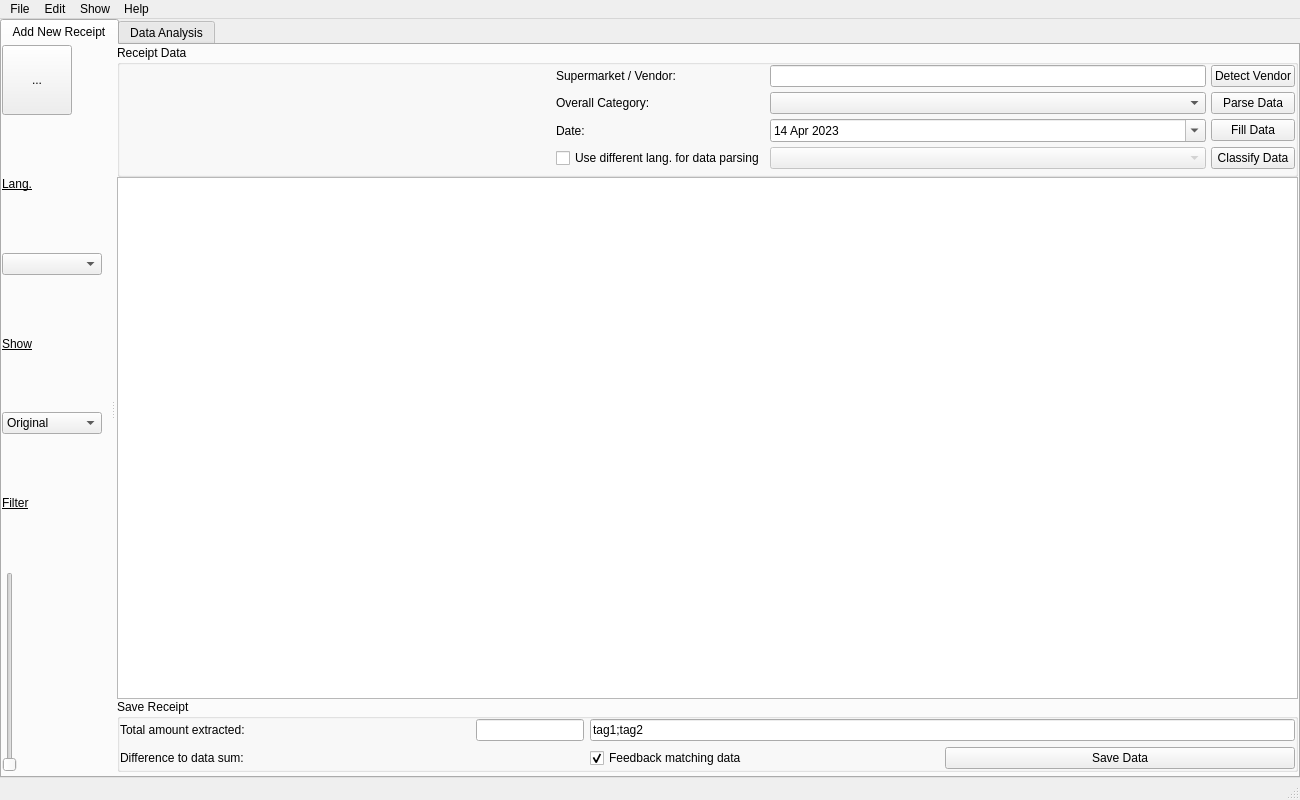
The window that pybudgetbook/ui/main_gui.ui (max3-2/pybudgetbook) describes before a commit, drawn with Qt 5.
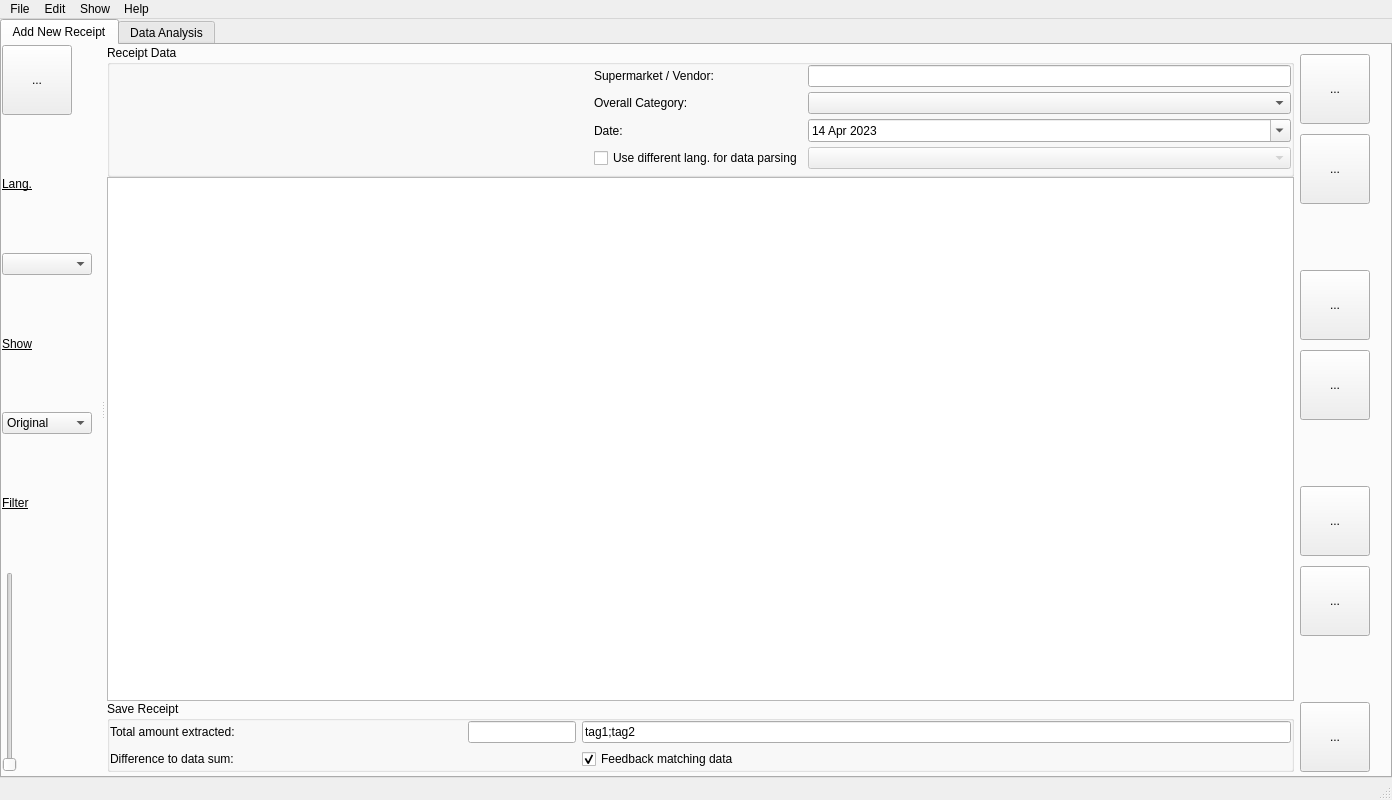
The same window after the commit. Icons and pictures are not drawn. Custom widgets are drawn as their Qt base class.

Commit message: Right side button bar

The edit to the form file:
```diff
--- a/pybudgetbook/ui/main_gui.ui
+++ b/pybudgetbook/ui/main_gui.ui
@@ -6,7 +6,7 @@
    <rect>
     <x>0</x>
     <y>0</y>
-    <width>1300</width>
+    <width>1392</width>
     <height>800</height>
    </rect>
   </property>
@@ -81,8 +81,8 @@
           </property>
           <property name="minimumSize">
            <size>
-            <width>100</width>
-            <height>70</height>
+            <width>90</width>
+            <height>0</height>
            </size>
           </property>
           <property name="frameShape">
@@ -359,6 +359,49 @@
                    <property name="spacing">
                     <number>5</number>
                    </property>
+                   <item row="1" column="2">
+                    <widget class="QComboBox" name="comboBox_overalCat"/>
+                   </item>
+                   <item row="4" column="1">
+                    <widget class="QCheckBox" name="checkBox_useDiffParsingLang">
+                     <property name="toolTip">
+                      <string>&lt;html&gt;&lt;head/&gt;&lt;body&gt;&lt;p&gt;This can be used to use a different language to parse the extracted string and group match the data. Examples are parsing a receipt in french or english from a vacation but adding and matching the data to the german patterns. &lt;span style=&quot; font-weight:700; color:#ca4d69;&quot;&gt;Warning:&lt;/span&gt; This can make your patterns slightly obscure!&lt;/p&gt;&lt;/body&gt;&lt;/html&gt;</string>
+                     </property>
+                     <property name="text">
+                      <string>Use different lang. for data parsing</string>
+                     </property>
+                    </widget>
+                   </item>
+                   <item row="0" column="2">
+                    <widget class="QLineEdit" name="lineEdit_marketVendor"/>
+                   </item>
+                   <item row="4" column="0">
+                    <spacer name="horizontalSpacer_3">
+                     <property name="orientation">
+                      <enum>Qt::Horizontal</enum>
+                     </property>
+                     <property name="sizeHint" stdset="0">
+                      <size>
+                       <width>40</width>
+                       <height>20</height>
+                      </size>
+                     </property>
+                    </spacer>
+                   </item>
+                   <item row="1" column="1">
+                    <widget class="QLabel" name="label_overallCat">
+                     <property name="text">
+                      <string>Overall Category:</string>
+                     </property>
+                    </widget>
+                   </item>
+                   <item row="4" column="2">
+                    <widget class="QComboBox" name="comboBox_diffParsingLang">
+                     <property name="enabled">
+                      <bool>false</bool>
+                     </property>
+                    </widget>
+                   </item>
                    <item row="2" column="2">
                     <widget class="QDateEdit" name="dateEdit_shopDate">
                      <property name="dateTime">
@@ -413,26 +456,6 @@
                      </property>
                     </widget>
                    </item>
-                   <item row="1" column="1">
-                    <widget class="QLabel" name="label_overallCat">
-                     <property name="text">
-                      <string>Overall Category:</string>
-                     </property>
-                    </widget>
-                   </item>
-                   <item row="4" column="2">
-                    <widget class="QComboBox" name="comboBox_diffParsingLang">
-                     <property name="enabled">
-                      <bool>false</bool>
-                     </property>
-                    </widget>
-                   </item>
-                   <item row="1" column="2">
-                    <widget class="QComboBox" name="comboBox_overalCat"/>
-                   </item>
-                   <item row="0" column="2">
-                    <widget class="QLineEdit" name="lineEdit_marketVendor"/>
-                   </item>
                    <item row="0" column="1">
                     <widget class="QLabel" name="label_marketVendor">
                      <property name="text">
@@ -440,19 +463,6 @@
                      </property>
                     </widget>
                    </item>
-                   <item row="4" column="0">
-                    <spacer name="horizontalSpacer_3">
-                     <property name="orientation">
-                      <enum>Qt::Horizontal</enum>
-                     </property>
-                     <property name="sizeHint" stdset="0">
-                      <size>
-                       <width>40</width>
-                       <height>20</height>
-                      </size>
-                     </property>
-                    </spacer>
-                   </item>
                    <item row="2" column="1">
                     <widget class="QLabel" name="label_shopDate">
                      <property name="text">
@@ -460,44 +470,6 @@
                      </property>
                     </widget>
                    </item>
-                   <item row="0" column="3">
-                    <widget class="QPushButton" name="pushButton_detectVendor">
-                     <property name="text">
-                      <string>Detect Vendor</string>
-                     </property>
-                    </widget>
-                   </item>
-                   <item row="4" column="1">
-                    <widget class="QCheckBox" name="checkBox_useDiffParsingLang">
-                     <property name="toolTip">
-                      <string>&lt;html&gt;&lt;head/&gt;&lt;body&gt;&lt;p&gt;This can be used to use a different language to parse the extracted string and group match the data. Examples are parsing a receipt in french or english from a vacation but adding and matching the data to the german patterns. &lt;span style=&quot; font-weight:700; color:#ca4d69;&quot;&gt;Warning:&lt;/span&gt; This can make your patterns slightly obscure!&lt;/p&gt;&lt;/body&gt;&lt;/html&gt;</string>
-                     </property>
-                     <property name="text">
-                      <string>Use different lang. for data parsing</string>
-                     </property>
-                    </widget>
-                   </item>
-                   <item row="4" column="3">
-                    <widget class="QPushButton" name="pushButton_reClassify">
-                     <property name="text">
-                      <string>Classify Data</string>
-                     </property>
-                    </widget>
-                   </item>
-                   <item row="1" column="3">
-                    <widget class="QPushButton" name="pushButton_parseData">
-                     <property name="text">
-                      <string>Parse Data</string>
-                     </property>
-                    </widget>
-                   </item>
-                   <item row="2" column="3">
-                    <widget class="QPushButton" name="pushButton_fillData">
-                     <property name="text">
-                      <string>Fill Data</string>
-                     </property>
-                    </widget>
-                   </item>
                   </layout>
                  </item>
                 </layout>
@@ -577,13 +549,6 @@
                      </property>
                     </widget>
                    </item>
-                   <item row="1" column="3">
-                    <widget class="QPushButton" name="pushButton_saveData">
-                     <property name="text">
-                      <string>Save Data</string>
-                     </property>
-                    </widget>
-                   </item>
                    <item row="1" column="1">
                     <widget class="QLabel" name="label_totalAmountDataValue">
                      <property name="text">
@@ -619,6 +584,172 @@
           </widget>
          </widget>
         </item>
+        <item>
+         <widget class="QFrame" name="frame_buttonsMainRight">
+          <property name="sizePolicy">
+           <sizepolicy hsizetype="Fixed" vsizetype="Preferred">
+            <horstretch>0</horstretch>
+            <verstretch>0</verstretch>
+           </sizepolicy>
+          </property>
+          <property name="minimumSize">
+           <size>
+            <width>90</width>
+            <height>0</height>
+           </size>
+          </property>
+          <property name="frameShape">
+           <enum>QFrame::NoFrame</enum>
+          </property>
+          <property name="frameShadow">
+           <enum>QFrame::Raised</enum>
+          </property>
+          <layout class="QVBoxLayout" name="verticalLayout_3">
+           <property name="spacing">
+            <number>10</number>
+           </property>
+           <property name="leftMargin">
+            <number>0</number>
+           </property>
+           <property name="rightMargin">
+            <number>0</number>
+           </property>
+           <property name="bottomMargin">
+            <number>0</number>
+           </property>
+           <item>
+            <widget class="ModernButton" name="modernButton_detectVendor">
+             <property name="minimumSize">
+              <size>
+               <width>70</width>
+               <height>70</height>
+              </size>
+             </property>
+             <property name="text">
+              <string>...</string>
+             </property>
+            </widget>
+           </item>
+           <item>
+            <widget class="ModernButton" name="modernButton_parseData">
+             <property name="minimumSize">
+              <size>
+               <width>70</width>
+               <height>70</height>
+              </size>
+             </property>
+             <property name="text">
+              <string>...</string>
+             </property>
+            </widget>
+           </item>
+           <item>
+            <spacer name="verticalSpacer_3">
+             <property name="orientation">
+              <enum>Qt::Vertical</enum>
+             </property>
+             <property name="sizeHint" stdset="0">
+              <size>
+               <width>20</width>
+               <height>40</height>
+              </size>
+             </property>
+            </spacer>
+           </item>
+           <item>
+            <widget class="ModernButton" name="modernButton_addRow">
+             <property name="minimumSize">
+              <size>
+               <width>70</width>
+               <height>70</height>
+              </size>
+             </property>
+             <property name="text">
+              <string>...</string>
+             </property>
+            </widget>
+           </item>
+           <item>
+            <widget class="ModernButton" name="modernButton_removeRow">
+             <property name="minimumSize">
+              <size>
+               <width>70</width>
+               <height>70</height>
+              </size>
+             </property>
+             <property name="text">
+              <string>...</string>
+             </property>
+            </widget>
+           </item>
+           <item>
+            <spacer name="verticalSpacer">
+             <property name="orientation">
+              <enum>Qt::Vertical</enum>
+             </property>
+             <property name="sizeHint" stdset="0">
+              <size>
+               <width>20</width>
+               <height>40</height>
+              </size>
+             </property>
+            </spacer>
+           </item>
+           <item>
+            <widget class="ModernButton" name="modernButton_fillData">
+             <property name="minimumSize">
+              <size>
+               <width>70</width>
+               <height>70</height>
+              </size>
+             </property>
+             <property name="text">
+              <string>...</string>
+             </property>
+            </widget>
+           </item>
+           <item>
+            <widget class="ModernButton" name="modernButton_classData">
+             <property name="minimumSize">
+              <size>
+               <width>70</width>
+               <height>70</height>
+              </size>
+             </property>
+             <property name="text">
+              <string>...</string>
+             </property>
+            </widget>
+           </item>
+           <item>
+            <spacer name="verticalSpacer_2">
+             <property name="orientation">
+              <enum>Qt::Vertical</enum>
+             </property>
+             <property name="sizeHint" stdset="0">
+              <size>
+               <width>20</width>
+               <height>40</height>
+              </size>
+             </property>
+            </spacer>
+           </item>
+           <item>
+            <widget class="ModernButton" name="modernButton_saveData">
+             <property name="minimumSize">
+              <size>
+               <width>70</width>
+               <height>70</height>
+              </size>
+             </property>
+             <property name="text">
+              <string>...</string>
+             </property>
+            </widget>
+           </item>
+          </layout>
+         </widget>
+        </item>
        </layout>
       </widget>
       <widget class="QWidget" name="tabWidgetPage2">
@@ -768,7 +899,7 @@
     <rect>
      <x>0</x>
      <y>0</y>
-     <width>1300</width>
+     <width>1392</width>
      <height>24</height>
     </rect>
    </property>
```
The commit also changes 2 other files.
